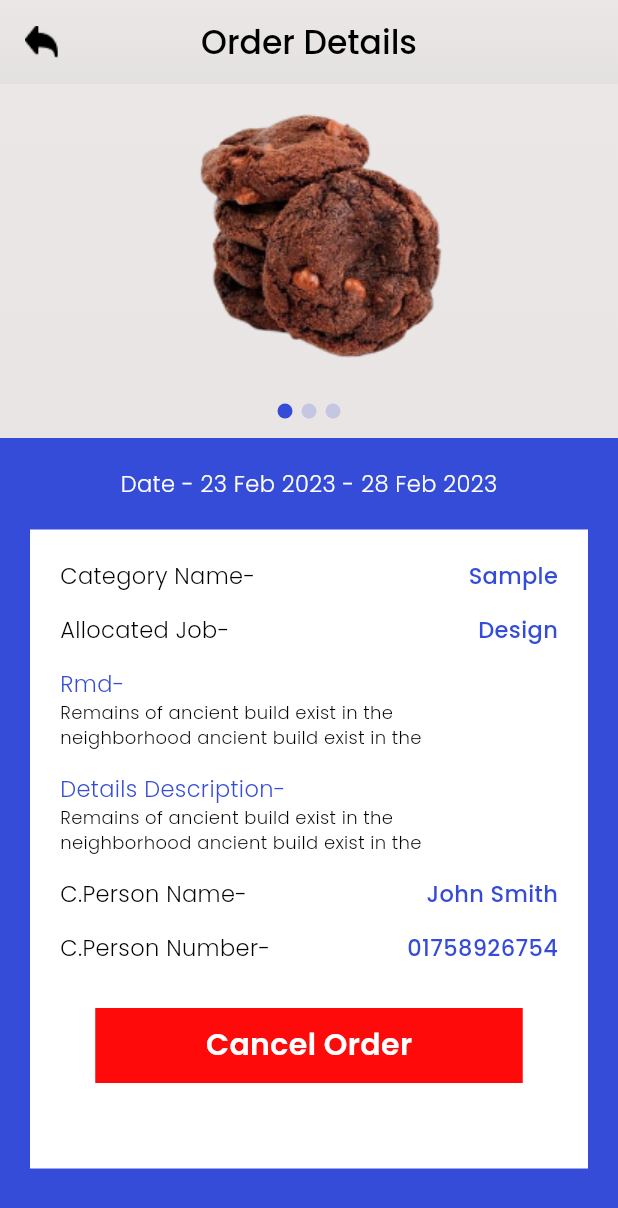
After one commit to shakhawat-khan/order_management_system, a Flutter app: the OrderList screen opened by its route, after a tap on "John Smith", on a phone screen of 412 x 824 dp. The commit adds this screen. Shown: the top 1208 px of the screen. Run offline on Flutter 3.47's test engine with Material 2 defaults, Android fonts, the phone set to English and light mode, and no system bars; our stand-ins replace firebase_auth, firebase_core, firebase_database, fl_chart, flutter_riverpod, font_awesome_flutter and 5 more; accounts and stored records are empty.

Commit message:
UI fines done

```diff
--- /dev/null
+++ b/lib/src/modules/all_order_list/order_details.dart
@@ -0,0 +1,263 @@
+import 'package:flutter/material.dart';
+import 'package:google_fonts/google_fonts.dart';
+import 'package:order_management_system/src/utils/app_colors.dart';
+
+import '../../utils/font_style.dart';
+
+class OrderDetails extends StatefulWidget {
+  const OrderDetails({Key? key}) : super(key: key);
+
+  @override
+  _OrderDetailsState createState() => _OrderDetailsState();
+}
+
+class _OrderDetailsState extends State<OrderDetails> {
+
+  final List<String> SliderImages = [
+    "assets/image-cocki.png",
+    "assets/image-cocki.png",
+    "assets/image-cocki.png",
+  ];
+  late PageController _pageController=PageController(viewportFraction: 0.8);
+
+  @override
+  void initState() {
+    // TODO: implement initState
+    super.initState();
+
+  }
+   int activePage =0;
+  @override
+  Widget build(BuildContext context) {
+    return Scaffold(
+      backgroundColor: Colors.transparent,
+      appBar: AppBar(
+        backgroundColor: Colors.transparent,
+        centerTitle: true,
+        title: Text('Order Details',style: GoogleFonts.poppins(fontSize: 22, fontWeight: FontWeight.w500)),
+        leading: GestureDetector(
+            onTap: (){
+              Navigator.pop(context);
+            },
+            child: Image.asset("assets/back.png")),
+        flexibleSpace: Container(
+          decoration: BoxDecoration(
+              gradient: appbackGroundgradent
+          ),
+        ),
+      ),
+      body: Container(
+        height: MediaQuery.of(context).size.height,
+
+        decoration: BoxDecoration(
+            gradient: appbackGroundgradent
+        ),
+        child: Column(
+          children: [
+            Container(
+
+              height: 200,
+              child: PageView.builder(
+                itemCount: SliderImages.length,
+                  controller: _pageController,
+                  physics: BouncingScrollPhysics(),
+                  pageSnapping: true,
+
+                  onPageChanged: (page){
+                    setState(() {
+                      activePage = page;
+                    });
+                  },
+                  itemBuilder: (context,item){
+                  return Container(
+
+                    child: Image.asset("${SliderImages[item]}"),);
+                  }
+              ),
+            ),
+            SizedBox(height: 10,),
+            Row(
+              mainAxisAlignment: MainAxisAlignment.center,
+              children: indicators(SliderImages.length,activePage),
+            ),
+            SizedBox(height: 10,),
+            Expanded(
+              child: Container(
+                width: MediaQuery.of(context).size.width,
+                decoration: BoxDecoration(
+                  color: AppColors.bottomNavigationBackgrundEnd
+                ),
+                child: Column(
+                  children: [
+                    SizedBox(height: 20,),
+                    Container(
+                        child: Text("Date - 23 Feb 2023 - 28 Feb 2023",style: GoogleFonts.poppins(color:Colors.white,fontSize: 15, fontWeight: FontWeight.w300) ,)),
+                    Expanded(
+                      child: Container(
+                        width: MediaQuery.of(context).size.width,
+
+                        margin: EdgeInsets.only(top: 20,left: 20,right: 20,bottom: 45),
+                        decoration: BoxDecoration(
+                            //gradient: appbackGroundgradent
+                          color: Colors.white
+                        ),
+                        child: Column(
+                          children: [
+                            SizedBox(height: 20,),
+                            Row(
+                              children: [
+                                SizedBox(width: 20,),
+                                Text(
+                                  'Category Name-',
+                                  style:  GoogleFonts.poppins(fontSize: 15, fontWeight: FontWeight.w300,color: Colors.black),
+                                ),
+                                Spacer(),
+                                Text(
+                                  'Sample',
+                                  style:  GoogleFonts.poppins(fontSize: 15, fontWeight: FontWeight.w500,color:AppColors.bottomNavigationBackgrundEnd),
+                                ),
+                                SizedBox(width: 20,),
+                              ],
+                            ),
+                            SizedBox(height: 15,),
+                            Row(
+                              children: [
+                                SizedBox(width: 20,),
+                                Text(
+                                  'Allocated Job-',
+                                  style:  GoogleFonts.poppins(fontSize: 15, fontWeight: FontWeight.w300,color: Colors.black),
+                                ),
+                                Spacer(),
+                                Text(
+                                  'Design',
+                                  style:  GoogleFonts.poppins(fontSize: 15, fontWeight: FontWeight.w500,color:AppColors.bottomNavigationBackgrundEnd),
+                                ),
+                                SizedBox(width: 20,),
+                              ],
+                            ),
+                            SizedBox(height: 15,),
+                            Row(
+                              children: [
+                                SizedBox(width: 20,),
+                                Text(
+                                  'Rmd-',
+                                  style:  GoogleFonts.poppins(fontSize: 15, fontWeight: FontWeight.w300,color: AppColors.bottomNavigationBackgrundEnd),
+                                ),
+
+                              ],
+                            ),
+                            Row(
+                              children: [
+                                SizedBox(width: 20,),
+                                Container(
+                                  width: 285,
+                                  child: Text(
+                                    'Remains of ancient build exist in the neighborhood ancient build exist in the',
+                                    style:  GoogleFonts.poppins(fontSize: 12, fontWeight: FontWeight.w300,color: Colors.black),
+                                  ),
+                                ),
+
+                              ],
+                            ),
+
+                            SizedBox(height: 15,),
+                            Row(
+                              children: [
+                                SizedBox(width: 20,),
+                                Text(
+                                  'Details Description-',
+                                  style:  GoogleFonts.poppins(fontSize: 15, fontWeight: FontWeight.w300,color: AppColors.bottomNavigationBackgrundEnd),
+                                ),
+
+                              ],
+                            ),
+                            Row(
+                              children: [
+                                SizedBox(width: 20,),
+                                Container(
+                                  width: 285,
+                                  child: Text(
+                                    'Remains of ancient build exist in the neighborhood ancient build exist in the',
+                                    style:  GoogleFonts.poppins(fontSize: 12, fontWeight: FontWeight.w300,color: Colors.black),
+                                  ),
+                                ),
+
+                              ],
+                            ),
+                            SizedBox(height: 15,),
+                            Row(
+                              children: [
+                                SizedBox(width: 20,),
+                                Text(
+                                  'C.Person Name-',
+                                  style:  GoogleFonts.poppins(fontSize: 15, fontWeight: FontWeight.w300,color: Colors.black),
+                                ),
+                                Spacer(),
+                                Text(
+                                  'John Smith',
+                                  style:  GoogleFonts.poppins(fontSize: 15, fontWeight: FontWeight.w500,color:AppColors.bottomNavigationBackgrundEnd),
+                                ),
+                                SizedBox(width: 20,),
+                              ],
+                            ),
+
+
+                            SizedBox(height: 15,),
+                            Row(
+                              children: [
+                                SizedBox(width: 20,),
+                                Text(
+                                  'C.Person Number-',
+                                  style:  GoogleFonts.poppins(fontSize: 15, fontWeight: FontWeight.w300,color: Colors.black),
+                                ),
+                                Spacer(),
+                                Text(
+                                  '01758926754',
+                                  style:  GoogleFonts.poppins(fontSize: 15, fontWeight: FontWeight.w500,color:AppColors.bottomNavigationBackgrundEnd),
+                                ),
+                                SizedBox(width: 20,),
+                              ],
+                            ),
+                            SizedBox(height: 30,),
+                            Container(
+                              height: 50,
+                              width: 285,
+                              margin: EdgeInsets.only(left: 15,right: 15),
+                              decoration: BoxDecoration(
+                                  color: AppColors.redButtonBackColor.withOpacity(0.96)
+                              ),
+                              child:Center(
+                                child: Text(
+                                  'Cancel Order',
+                                  style:  GoogleFonts.poppins(fontSize: 20, fontWeight: FontWeight.w600,color: Colors.white),
+                                ),
+                              ),
+                            )
+
+                          ],
+                        ),
+                      ),
+                    ),
+                  ],
+                ),
+              ),
+            )
+          ],
+        ),
+      ),
+    );
+  }
+
+  List<Widget> indicators(imagesLength,currentIndex) {
+    return List<Widget>.generate(imagesLength, (index) {
+      return Container(
+        margin: EdgeInsets.all(3),
+        width: 10,
+        height: 10,
+        decoration: BoxDecoration(
+            color: currentIndex == index ? AppColors.bottomNavigationBackgrundEnd : AppColors.bottomNavigationBackgrundEnd.withOpacity(0.2),
+            shape: BoxShape.circle),
+      );
+    });
+  }
+}
--- a/lib/src/modules/all_order_list/order_list.dart
+++ b/lib/src/modules/all_order_list/order_list.dart
@@ -5,6 +5,7 @@ import 'package:order_management_system/src/utils/nav_utils.dart';
 
 import '../../utils/font_style.dart';
 import '../order/view/add_order.dart';
+import 'order_details.dart';
 
 class OrderList extends StatefulWidget {
   const OrderList({Key? key}) : super(key: key);
@@ -49,7 +50,11 @@ class _OrderListState extends State<OrderList> {
                   itemBuilder: (context,index){
                   return Column(
                     children: [
-                      Container(
+                      GestureDetector(
+                        onTap:(){
+                          NavUtils.push(context, OrderDetails());
+                        },
+                        child: Container(
                           width: MediaQuery.of(context).size.width,
                           height: 112,
                           margin: EdgeInsets.only(left: 20,right: 20),
@@ -104,6 +109,7 @@ class _OrderListState extends State<OrderList> {
                             ],
                           ),
                         ),
+                      ),
                       SizedBox(height: 10,),
                     ],
                   );
--- a/lib/src/modules/log_in/provider/functions.dart
+++ b/lib/src/modules/log_in/provider/functions.dart
@@ -2,6 +2,7 @@ import 'package:firebase_auth/firebase_auth.dart';
 import 'package:firebase_database/firebase_database.dart';
 import 'package:flutter/material.dart';
 import 'package:go_router/go_router.dart';
+import 'package:shared_preferences/shared_preferences.dart';
 
 import '../../../routing/app_route.dart';
 
@@ -16,8 +17,8 @@ void signIntoFirebase(TextEditingController emailController,
     if (context.mounted) {
       if (user != null) {
         final test = user.email.toString();
-
-
+        final prefs = await SharedPreferences.getInstance();
+        prefs.setString("f_credential", "${credential.user?.uid}");
 
         context.goNamed(AppRoute.home.name, params: {'email': test});
         ScaffoldMessenger.of(context).showSnackBar(const SnackBar(
--- a/lib/src/modules/log_in/view/log_in.dart
+++ b/lib/src/modules/log_in/view/log_in.dart
@@ -20,13 +20,13 @@ import '../../sign_up/view/sign_up.dart';
 class LogIn extends ConsumerWidget {
   const LogIn({super.key});
 
+
+
   @override
   Widget build(BuildContext context, WidgetRef ref) {
     final passwordVisible = ref.watch(passwordProvider);
-
     return Scaffold(
       backgroundColor:Colors.transparent,
-
       appBar: AppBar(
         backgroundColor:Colors.transparent,
         title: Text(
@@ -140,8 +140,30 @@ class LogIn extends ConsumerWidget {
                   gapH20,
 
                   Row(
-                    mainAxisAlignment: MainAxisAlignment.end,
+                    mainAxisAlignment: MainAxisAlignment.start,
                     children: [
+
+                      Theme(
+                        data: ThemeData(
+                          primarySwatch: Colors.blue,
+                          unselectedWidgetColor: AppColors.defaultColor,
+                        ),
+                        child: Checkbox(
+
+                          activeColor: Colors.orange,
+                          onChanged: (value) {
+                          },
+                          value: false,
+
+                        ),
+                      ),
+                      Text(
+                        'Stay with us',
+                        style: GoogleFonts.poppins(fontSize: 16, fontWeight: FontWeight.w300,color: Colors.black.withOpacity(0.4)),
+                      ),
+
+                      Spacer(),
+
                       TextButton(
                         onPressed: () {
                           context.goNamed(AppRoute.forgetPassword.name);
--- a/lib/src/utils/app_colors.dart
+++ b/lib/src/utils/app_colors.dart
@@ -14,5 +14,7 @@ class AppColors {
   static var bottomNavigationBackgrundEnd = Color(0xff354CD8);
   static var listItemContainerColor = Color(0xffFDF5F0);
   static var listItemfontsmalColor = Color(0xff354CD8);
+  static var redButtonBackColor = Color(0xffFF0000);
+  static var defaultColor = Color(0xff6F6E6E);
 
 }
--- a/pubspec.yaml
+++ b/pubspec.yaml
@@ -50,6 +50,7 @@ dependencies:
   image_picker: ^0.8.7
   path_provider: ^2.0.13
   fl_chart: ^0.61.0
+  shared_preferences: ^2.0.18
 
 
 
```
Also changed, not shown: pubspec.lock, 1 other file. Lines whose indentation alone changed are shown as unchanged.
